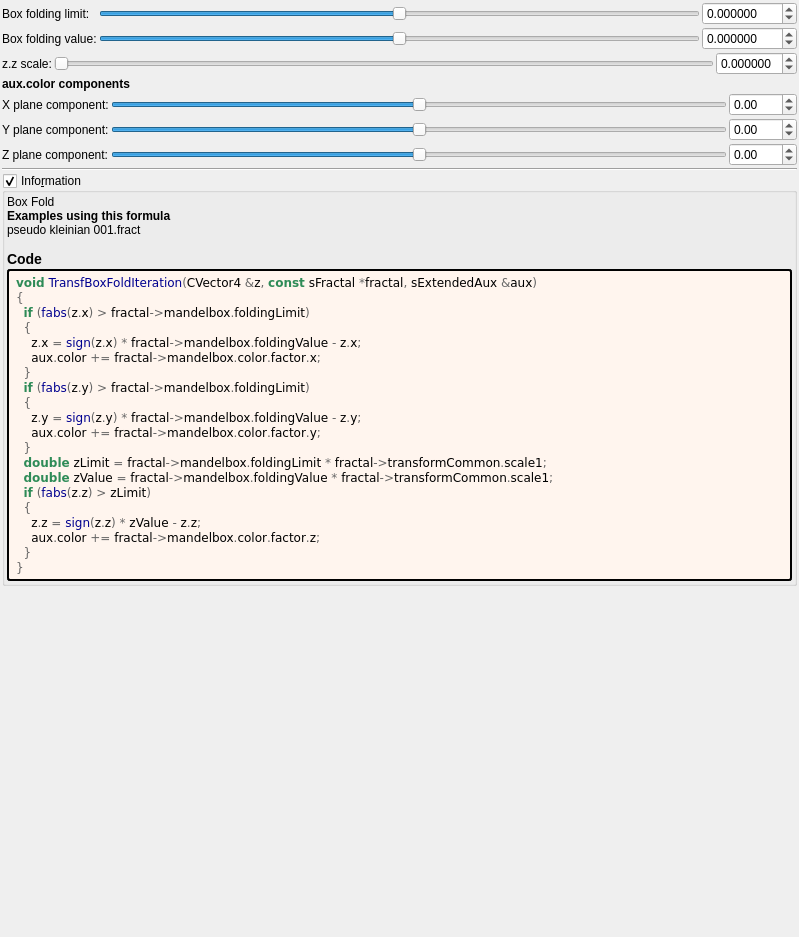
Qt form mandelbulber2/formula/ui/fractal_transf_box_fold.ui (buddhi1980/mandelbulber2) before a commit.
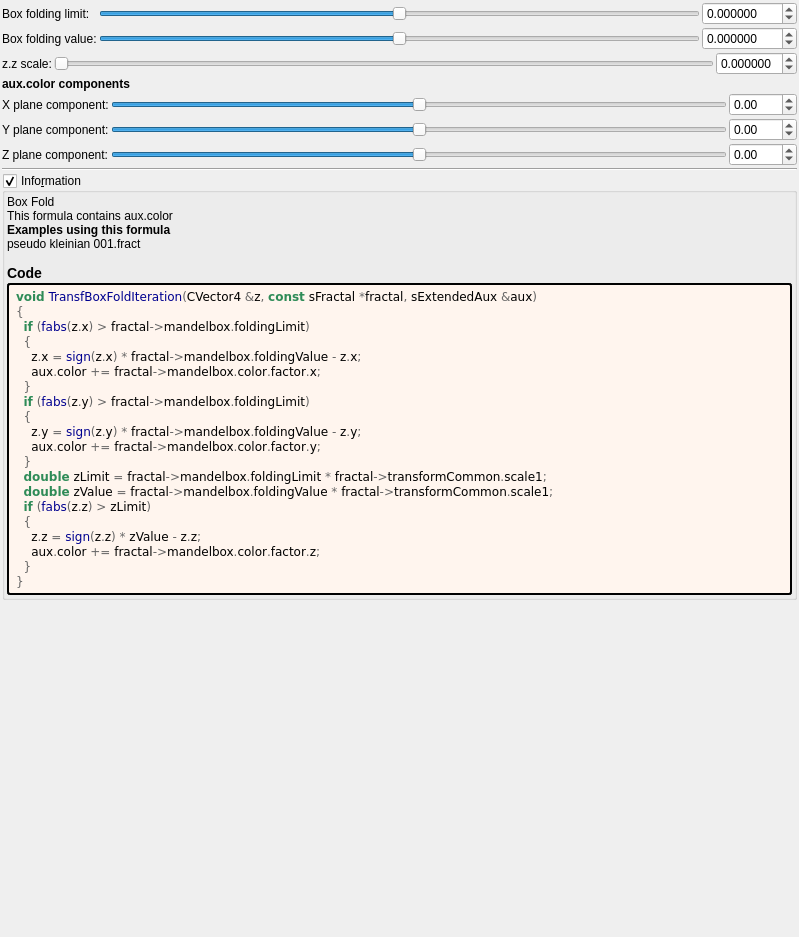
The same form after that commit. Custom widgets are drawn as their Qt base class.

```diff
--- a/mandelbulber2/formula/ui/fractal_transf_box_fold.ui
+++ b/mandelbulber2/formula/ui/fractal_transf_box_fold.ui
@@ -439,7 +439,7 @@
       <item>
        <widget class="QLabel" name="label_information_general">
         <property name="text">
-         <string notr="true">&lt;p&gt;Box Fold&lt;/p&gt;&lt;table&gt;
+		 <string notr="true">&lt;p&gt;Box Fold&lt;br&gt;This formula contains aux.color&lt;/p&gt;&lt;table&gt;
 &lt;/table&gt;
 &lt;br&gt;&lt;b&gt;Examples using this formula&lt;/b&gt;&lt;br&gt;pseudo kleinian 001.fract&lt;h3&gt;Code&lt;/h3&gt;</string>
         </property>
```
Left out of the diff: 8 changed lines with no effect on the pictures. Lines whose indentation alone changed are shown as unchanged.
